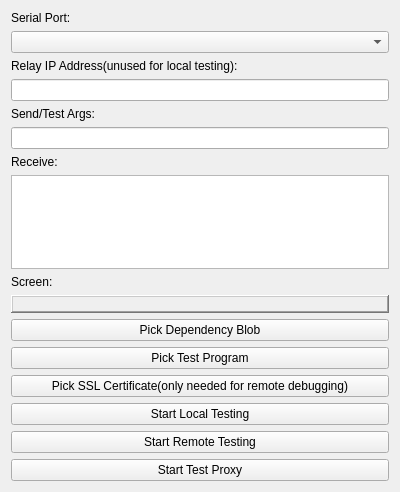
This is localTester/LocalTester/mainwindow.ui in meepingsnesroms/Mu as Qt 5 draws it before an edit. The edited form follows.
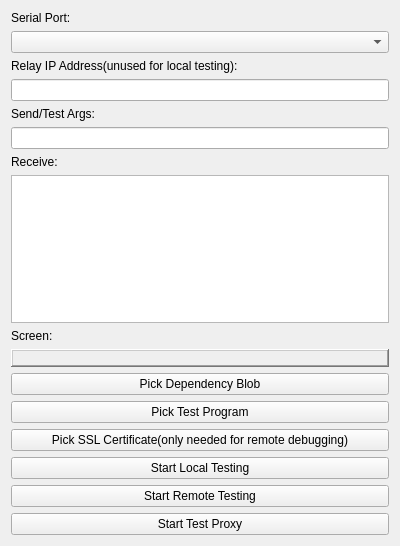
This is the edited form.

What changed in the file:
```diff
--- a/localTester/LocalTester/mainwindow.ui
+++ b/localTester/LocalTester/mainwindow.ui
@@ -7,7 +7,7 @@
     <x>0</x>
     <y>0</y>
     <width>400</width>
-    <height>492</height>
+    <height>546</height>
    </rect>
   </property>
   <property name="windowTitle">
@@ -74,6 +74,12 @@
     </item>
     <item>
      <widget class="QLabel" name="framebuffer">
+      <property name="sizePolicy">
+       <sizepolicy hsizetype="Expanding" vsizetype="Expanding">
+        <horstretch>0</horstretch>
+        <verstretch>0</verstretch>
+       </sizepolicy>
+      </property>
       <property name="frameShape">
        <enum>QFrame::WinPanel</enum>
       </property>
```
